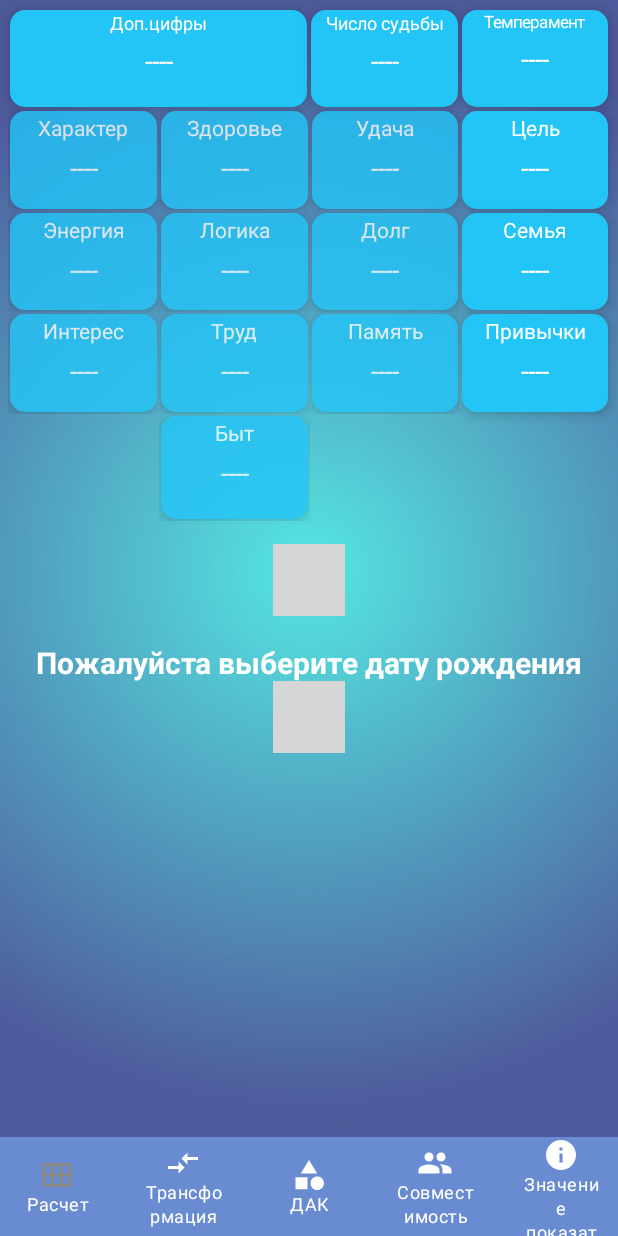
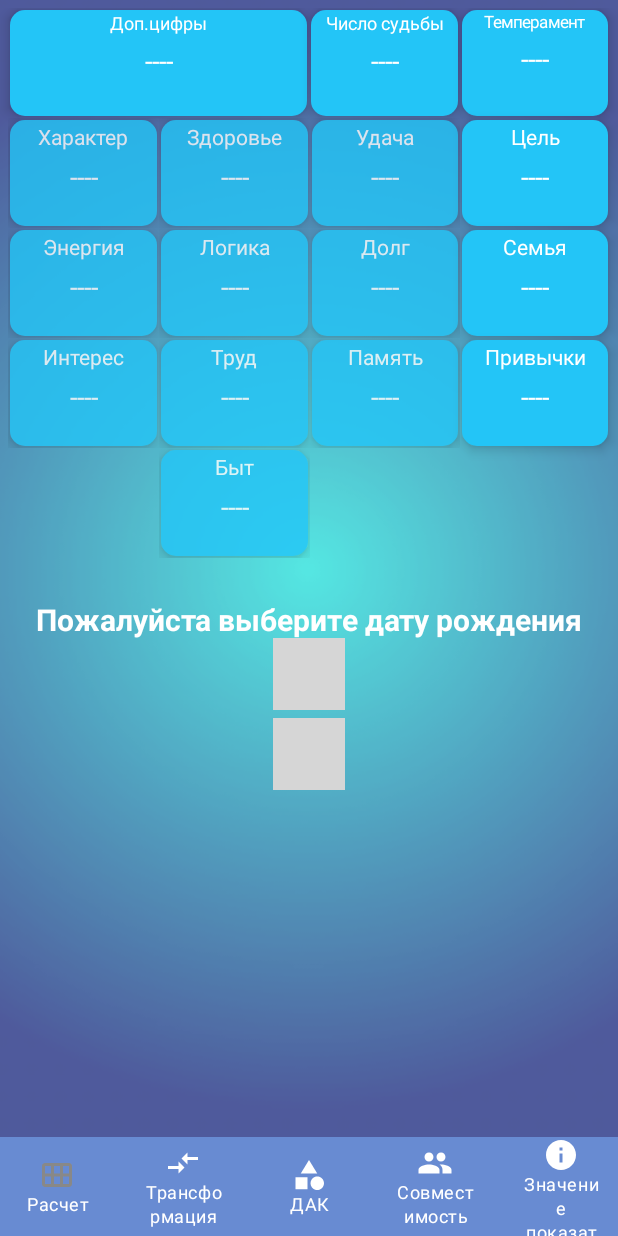
Before and after one commit to 070boroda/numerologic_android, an Android app built with Jetpack Compose: the screen_1 screen opened through its navigation route, on a phone screen of 412 x 824 dp. Run offline under Robolectric (Android 15) with nearby library versions, the phone set to English and light mode, and no system bars; our stand-ins replace AdMob, livedata-compose; libraries missing offline, so code that uses them is left out: com.android.billingclient, com.commandiron.wheel_picker_compose, com.google.firebase.crashlytics, com.yandex.mobile; pictures from the network do not load; 3 statements that could not run were skipped; grey boxes are pictures that could not be loaded.

Commit message:
[NA-038] - refactor size cell, delete swipe ads

```diff
--- a/app/build.gradle.kts
+++ b/app/build.gradle.kts
@@ -11,8 +11,8 @@ android {
         applicationId = "com.zelianko.numerologic"
         minSdk = 24
         targetSdk = 34
-        versionCode = 29
-        versionName = "2.0.0.29"
+        versionCode = 31
+        versionName = "2.0.0.31"
 
         testInstrumentationRunner = "androidx.test.runner.AndroidJUnitRunner"
         vectorDrawables {
--- a/app/src/main/java/com/zelianko/numerologic/activiti/GeneralScreen.kt
+++ b/app/src/main/java/com/zelianko/numerologic/activiti/GeneralScreen.kt
@@ -12,9 +12,12 @@ import androidx.compose.foundation.layout.Spacer
 import androidx.compose.foundation.layout.fillMaxHeight
 import androidx.compose.foundation.layout.fillMaxSize
 import androidx.compose.foundation.layout.fillMaxWidth
+import androidx.compose.foundation.layout.height
 import androidx.compose.foundation.layout.padding
 import androidx.compose.foundation.layout.size
+import androidx.compose.foundation.rememberScrollState
 import androidx.compose.foundation.shape.RoundedCornerShape
+import androidx.compose.foundation.verticalScroll
 import androidx.compose.material3.Card
 import androidx.compose.material3.CardDefaults
 import androidx.compose.material3.Scaffold
@@ -72,17 +75,19 @@ fun GeneralScreen(
         Column(
             modifier = Modifier
                 .fillMaxSize()
-                .padding(5.dp),
+                .padding(5.dp)
+                .verticalScroll(rememberScrollState()),
             horizontalAlignment = Alignment.CenterHorizontally
         ) {
             Row(
                 modifier = Modifier
                     .fillMaxWidth()
-                    .fillMaxHeight(0.09f)
+                    .height(73.dp)
             ) {
                 Card(
                     modifier = Modifier
                         .fillMaxWidth(0.5f)
+                        //.height(69.dp)
                         .alpha(1f)
                         .padding(1.dp),
                     colors = CardDefaults.cardColors(LightBlue),
@@ -115,6 +120,7 @@ fun GeneralScreen(
                 Card(
                     modifier = Modifier
                         .fillMaxWidth(0.5f)
+                       // .height(69.dp)
                         .alpha(1f)
                         .padding(1.dp),
                     colors = CardDefaults.cardColors(LightBlue),
@@ -146,6 +152,7 @@ fun GeneralScreen(
                 Card(
                     modifier = Modifier
                         .fillMaxWidth()
+                         //.height(69.dp)
                         .alpha(1f)
                         .padding(1.dp),
                     colors = CardDefaults.cardColors(LightBlue),
@@ -180,14 +187,16 @@ fun GeneralScreen(
                 label1 = "Характер", value1 = dataMap.value["Характер"].toString(),
                 label2 = "Здоровье", value2 = dataMap.value["Здоровье"].toString(),
                 label3 = "Удача", value3 = dataMap.value["Удача"].toString(),
-                label4 = "Цель", value4 = dataMap.value["Цель"].toString(), maxHeightSize = 0.10f
+                label4 = "Цель", value4 = dataMap.value["Цель"].toString(),
+                //maxHeightSize = 0.10f
             )
 
             SecondLine(
                 label1 = "Энергия", value1 = dataMap.value["Энергия"].toString(),
                 label2 = "Логика", value2 = dataMap.value["Логика"].toString(),
                 label3 = "Долг", value3 = dataMap.value["Долг"].toString(),
-                label4 = "Семья", value4 = dataMap.value["Семья"].toString(), maxHeightSize = 0.11f
+                label4 = "Семья", value4 = dataMap.value["Семья"].toString(),
+                //maxHeightSize = 0.11f
             )
 
             SecondLine(
@@ -195,12 +204,17 @@ fun GeneralScreen(
                 label2 = "Труд", value2 = dataMap.value["Труд"].toString(),
                 label3 = "Память", value3 = dataMap.value["Память"].toString(),
                 label4 = "Привычки", value4 = dataMap.value["Привычки"].toString(),
-                maxHeightSize = 0.125f
+               // maxHeightSize = 0.125f
             )
             LastClearLine(label2 = "Быт", value2 = dataMap.value["Быт"].toString())
 
-            Spacer(modifier = Modifier.size(15.dp))
-
+            Spacer(modifier = Modifier.size(10.dp))
+            date(
+                map = dataMap,
+                viewModel = viewModel,
+                billingViewModel = billingViewModel
+            )
+            Spacer(modifier = Modifier.size(5.dp))
             if (isActiveSub.value != true) {
                 Row(
                     modifier = Modifier.fillMaxWidth(),
@@ -209,11 +223,6 @@ fun GeneralScreen(
                 }
                 Banner(id = R.string.banner_1)
             }
-            date(
-                map = dataMap,
-                viewModel = viewModel,
-                billingViewModel = billingViewModel
-            )
         }
     }
 }
@@ -229,12 +238,12 @@ private fun SecondLine(
     value3: String,
     label4: String,
     value4: String,
-    maxHeightSize: Float
+   // maxHeightSize: Float
 ) {
     Row(
         modifier = Modifier
             .fillMaxWidth()
-            .fillMaxHeight(maxHeightSize)
+            .size(73.dp)
     )
     {
         Card(
@@ -374,7 +383,7 @@ private fun LastClearLine(
     Row(
         modifier = Modifier
             .fillMaxWidth()
-            .fillMaxHeight(0.15f)
+            .height(73.dp)
     )
     {
         Card(
--- a/app/src/main/java/com/zelianko/numerologic/bottom_navigation/ButtonNavigation.kt
+++ b/app/src/main/java/com/zelianko/numerologic/bottom_navigation/ButtonNavigation.kt
@@ -57,9 +57,9 @@ fun ButtonNavigation(
                 selected = currentRow == bottomItem.route,
 
                 onClick = {
-                    if (isActiveSub.value != true) {
-                        showInterstialAd(context)
-                    }
+//                    if (isActiveSub.value != true) {
+//                        showInterstialAd(context)
+//                    }
                     navigationState.navigateTo(bottomItem.route)
                 },
                 icon = {
```
Also changed, not shown: app/src/main/java/com/zelianko/numerologic/activiti/DakScreen.kt (+71 -14 lines), app/src/main/java/com/zelianko/numerologic/activiti/SubPurScreen.kt (+18 -18 lines).
